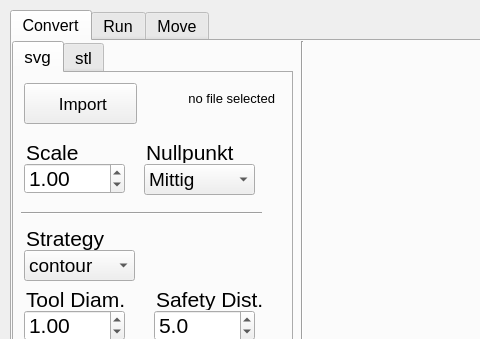
Qt form GUI/mainwindow.ui (kleeaar/PiCNiC) before a commit; both pictures show x 0 to 480 and y 0 to 339 of the 1000 by 700 pixel window.
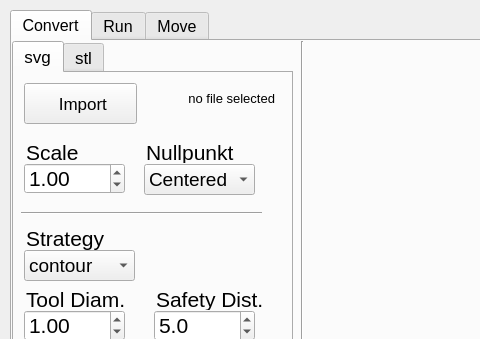
The same form after that commit. The open tabs and pages were chosen to show the change. Icons and pictures are not drawn.

The edit to the form file:
```diff
--- a/GUI/mainwindow.ui
+++ b/GUI/mainwindow.ui
@@ -603,7 +603,7 @@
         </property>
         <item>
          <property name="text">
-          <string>Mittig</string>
+          <string>Centered</string>
          </property>
         </item>
         <item>
```
Left out of the diff: 8 changed lines with no effect on the pictures.
